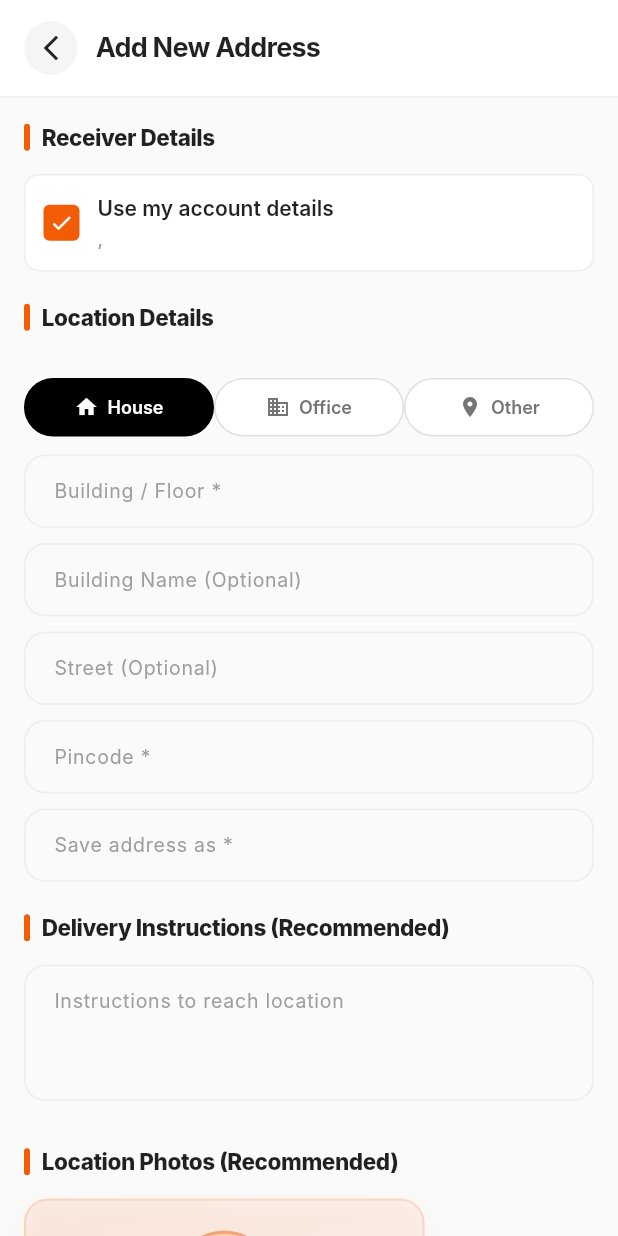
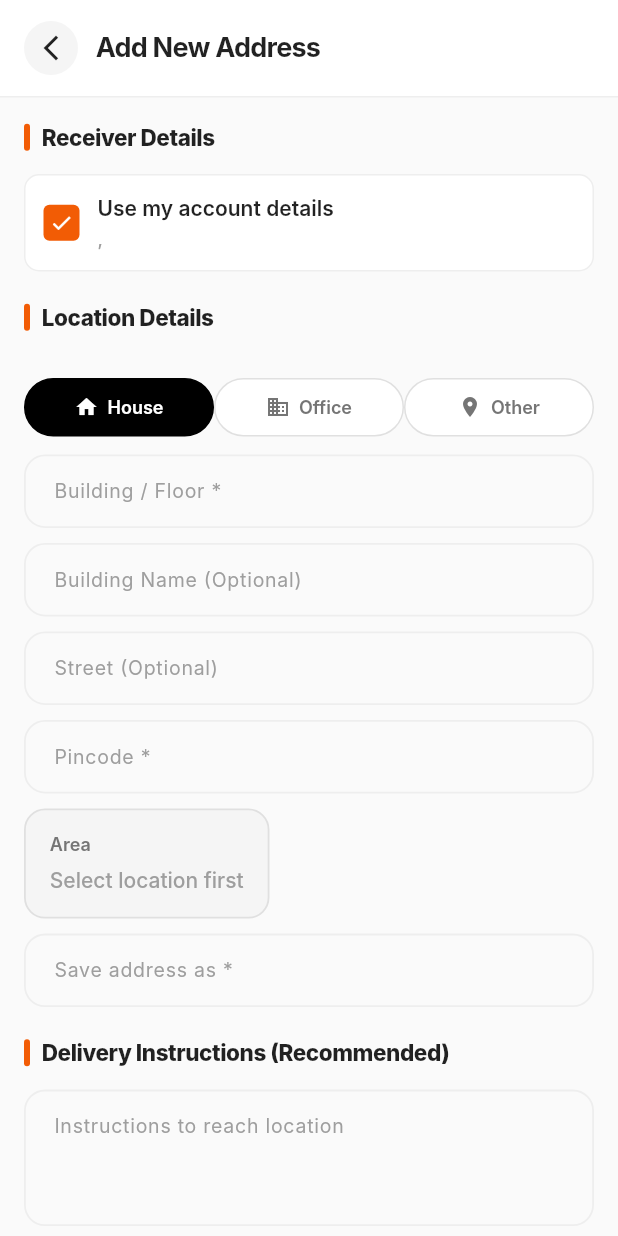
Before and after one commit to bhushannaikwade83-cmd/MAHAMAINTAINPRO, a Flutter app: the AddAddressScreen screen opened directly, on a phone screen of 412 x 824 dp. Run offline on Flutter 3.47's test engine with Material 3 defaults, Android fonts, the phone set to English and light mode, and no system bars; our stand-ins replace firebase_core, firebase_messaging, flutter_riverpod, geolocator, go_router, google_maps_flutter and 3 more; missing offline and left inert: razorpay_flutter; accounts and stored records are empty; network calls fail; Roboto replaces fonts that are missing (Inter).

Commit message:
Add non-editable Area field in address form below Pincode
- Display location picker address in read-only Area field
- Area field shows fetched address, not editable by user
- Pincode field contains only 6-digit pincode
- Separate manual entry fields (building, street) from location picker area
- Visual distinction for read-only field with grey background

Co-Authored-By: Claude Haiku 4.5 <noreply@anthropic.com>

```diff
--- a/lib/screens/add_address_screen.dart
+++ b/lib/screens/add_address_screen.dart
@@ -358,9 +358,21 @@ class _AddAddressScreenState extends State<AddAddressScreen> with SingleTickerPr
         throw Exception('User data not found');
       }
 
-      // Use area field (which has full address from location picker including pincode)
-      // Don't duplicate pincode if already in area
-      final fullAddress = _areaName.isNotEmpty ? _areaName : _pincodeController.text.trim();
+      // area = location picker address only (has pincode already)
+      final area = _areaName.isNotEmpty ? _areaName : '';
+
+      // full_address = combination of manually entered fields
+      final addressParts = <String>[];
+      if (_buildingController.text.trim().isNotEmpty) {
+        addressParts.add(_buildingController.text.trim());
+      }
+      if (_buildingNameController.text.trim().isNotEmpty) {
+        addressParts.add(_buildingNameController.text.trim());
+      }
+      if (_streetController.text.trim().isNotEmpty) {
+        addressParts.add(_streetController.text.trim());
+      }
+      final fullAddress = addressParts.join(', ');
 
       // Determine if this is create or update
       final isUpdate = widget.addressId != null;
@@ -373,8 +385,8 @@ class _AddAddressScreenState extends State<AddAddressScreen> with SingleTickerPr
         'building': _buildingController.text,
         'building_name': _buildingNameController.text,
         'street': _streetController.text,
-        'pincode': _pincodeController.text,
-        'area': fullAddress,
+        'pincode': _pincodeController.text.trim(),
+        'area': area,
         'latitude': _latitude != null ? double.tryParse(_latitude!) : 0,
         'longitude': _longitude != null ? double.tryParse(_longitude!) : 0,
         'label': _labelController.text,
@@ -696,6 +708,9 @@ class _AddAddressScreenState extends State<AddAddressScreen> with SingleTickerPr
                     // Pincode (Mandatory)
                     _buildTextField('Pincode *', _pincodeController),
                     const SizedBox(height: 10),
+                    // Area (Non-editable - from location picker)
+                    _buildReadOnlyField('Area', _areaName),
+                    const SizedBox(height: 10),
                     // Save address as (Mandatory)
                     _buildTextField('Save address as *', _labelController),
                   ]),
@@ -972,6 +987,42 @@ class _AddAddressScreenState extends State<AddAddressScreen> with SingleTickerPr
     );
   }
 
+  Widget _buildReadOnlyField(String label, String value) {
+    return Container(
+      padding: const EdgeInsets.symmetric(horizontal: 16, vertical: 14),
+      decoration: BoxDecoration(
+        color: Colors.grey.shade100,
+        borderRadius: BorderRadius.circular(14),
+        border: Border.all(color: Colors.grey.shade300, width: 1.2),
+      ),
+      child: Column(
+        crossAxisAlignment: CrossAxisAlignment.start,
+        children: [
+          Text(
+            label,
+            style: TextStyle(
+              fontSize: 12,
+              fontWeight: FontWeight.w600,
+              color: Colors.grey.shade600,
+            ),
+          ),
+          const SizedBox(height: 6),
+          Text(
+            value.isEmpty ? 'Select location first' : value,
+            style: TextStyle(
+              fontSize: 14,
+              fontWeight: FontWeight.w500,
+              color: value.isEmpty ? Colors.grey.shade500 : Colors.black87,
+              height: 1.4,
+            ),
+            maxLines: 3,
+            overflow: TextOverflow.ellipsis,
+          ),
+        ],
+      ),
+    );
+  }
+
   Widget _buildDetailRow(String label, String value) {
     return Padding(
       padding: const EdgeInsets.symmetric(vertical: 6),
```
